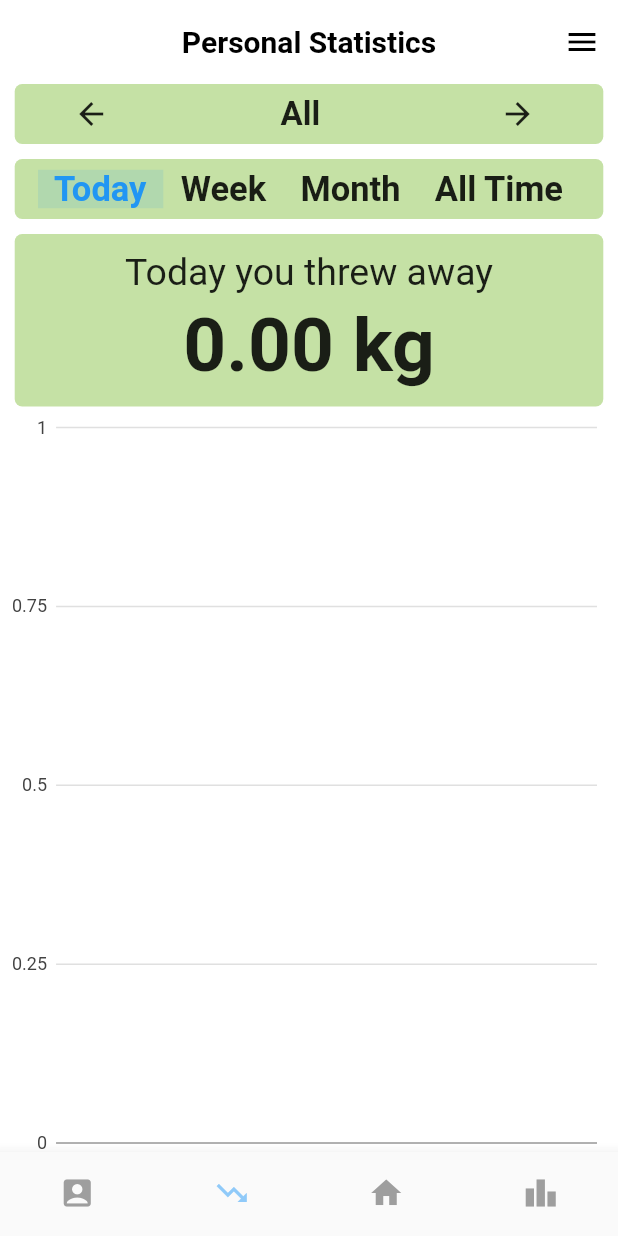
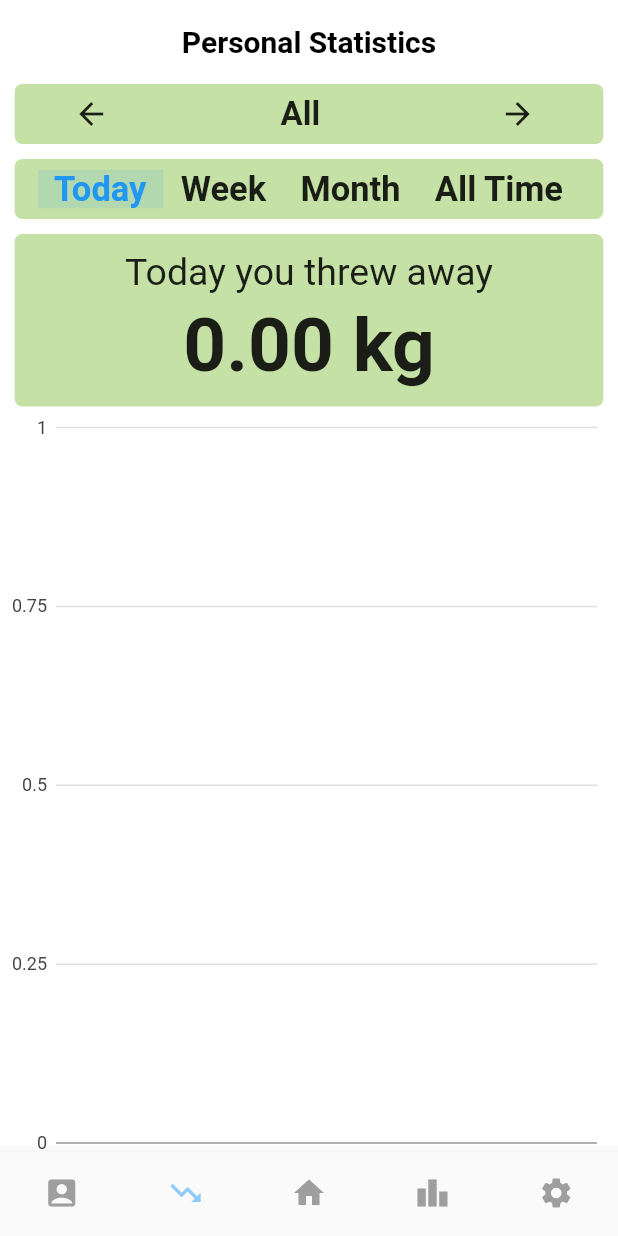
Before and after one commit to WasteLessSG/wasteless-app, a Flutter app: the screen it shows after launch, item 2 of the bottom bar chosen, on a phone screen of 412 x 824 dp. Run offline on Flutter 3.47's test engine with Material 2 defaults, Android fonts, the phone set to English and light mode, and no system bars; our stand-ins replace charts_flutter, cloud_firestore, firebase_auth, smooth_page_indicator, validators; missing offline and left inert: csv_reader; accounts and stored records are empty.

Commit message:
Refactored page names, add skeleton for new settings page

```diff
--- a/lib/dashboard.dart
+++ b/lib/dashboard.dart
@@ -1,6 +1,7 @@
 import 'package:flutter/cupertino.dart';
 import 'package:flutter/material.dart';
 import 'package:flutter/widgets.dart';
+import 'package:http/http.dart' as http;
 import 'package:smooth_page_indicator/smooth_page_indicator.dart';
 import 'package:csv_reader/csv_reader.dart';
 import 'package:LessApp/styles.dart';
--- a/lib/home.dart
+++ b/lib/home.dart
@@ -3,8 +3,9 @@ import 'package:firebase_auth/firebase_auth.dart';
 import 'package:LessApp/personal-stats.dart';
 import 'package:LessApp/debug.dart';
 import 'package:LessApp/leaderboard.dart';
-import 'package:LessApp/HistoryPage.dart';
+import 'package:LessApp/history.dart';
 import 'package:LessApp/dashboard.dart';
+import 'package:LessApp/settings.dart';
 import 'package:LessApp/styles.dart';
 
 class HomePage extends StatefulWidget{
@@ -24,7 +25,8 @@ class HomePageState extends State<HomePage> {
     new PersonalStatsPage(),
     new DashboardPage(),
     new LeaderboardPage(),
-    new DebugPage(),
+    new SettingsPage()
+    //new DebugPage(),
   ];
 
   void _onItemTapped(int index) {
@@ -61,12 +63,12 @@ class HomePageState extends State<HomePage> {
             title: Text('Leaderboard'),
           ),
 
-          /*
+
           BottomNavigationBarItem(
-            icon: Icon(Icons.warning),
-            title: Text('!!FOR DEBUG!!'),
+            icon: Icon(Icons.settings),
+            title: Text('Setting'),
           ),
-          */
+
 
         ],
         currentIndex: _selectedIndex,
--- a/lib/main.dart
+++ b/lib/main.dart
@@ -1,8 +1,10 @@
 import 'package:flutter/material.dart';
 import 'package:LessApp/home.dart';
+import 'package:LessApp/test.dart';
 
 void main()  => runApp( new MaterialApp(
  // home: Landing(),
   home: HomePage(),
+  // home: TestPage(),
   debugShowCheckedModeBanner: false,
 ));
--- a/lib/styles.dart
+++ b/lib/styles.dart
@@ -18,24 +18,24 @@ class Styles {
       centerTitle: true,
       backgroundColor: Colors.white,
       elevation: 0,
-      actions: <Widget>[
-        PopupMenuButton(
-          icon: Icon(
-            Icons.menu,
-            color: Colors.black,),
-          itemBuilder: (context) => [
-            PopupMenuItem(
-              child: Text("Log Out"),
-              value: 1,
-            ),
-          ],
-
-          onCanceled: () {
-            print("You have canceled the menu.");
-          },
-          onSelected: (value) {},
-        )
-      ],
+      // actions: <Widget>[
+      //   PopupMenuButton(
+      //     icon: Icon(
+      //       Icons.menu,
+      //       color: Colors.black,),
+      //     itemBuilder: (context) => [
+      //       PopupMenuItem(
+      //         child: Text("Log Out"),
+      //         value: 1,
+      //       ),
+      //     ],
+      //
+      //     onCanceled: () {
+      //       print("You have canceled the menu.");
+      //     },
+      //     onSelected: (value) {},
+      //   )
+      // ],
     );
   }
 
--- a/pubspec.yaml
+++ b/pubspec.yaml
@@ -29,6 +29,7 @@ flutter_icons:
 
 dependencies:
 
+  http:
   csv_reader:
   smooth_page_indicator: ^0.2.0
   convert:
```
Also changed, not shown: lib/settings.dart (added, +23 -0 lines), lib/test.dart (added, +61 -0 lines), lib/wasteless-data.dart (added, +14 -0 lines), lib/history.dart (renamed from lib/HistoryPage.dart), pubspec.lock.
